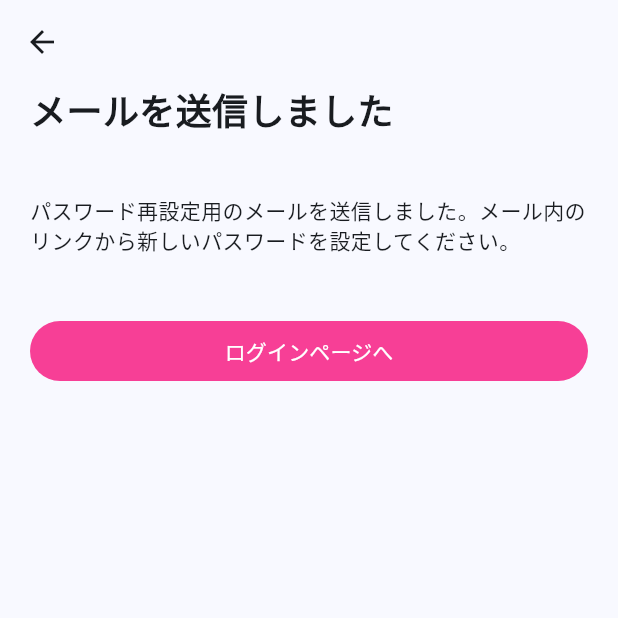
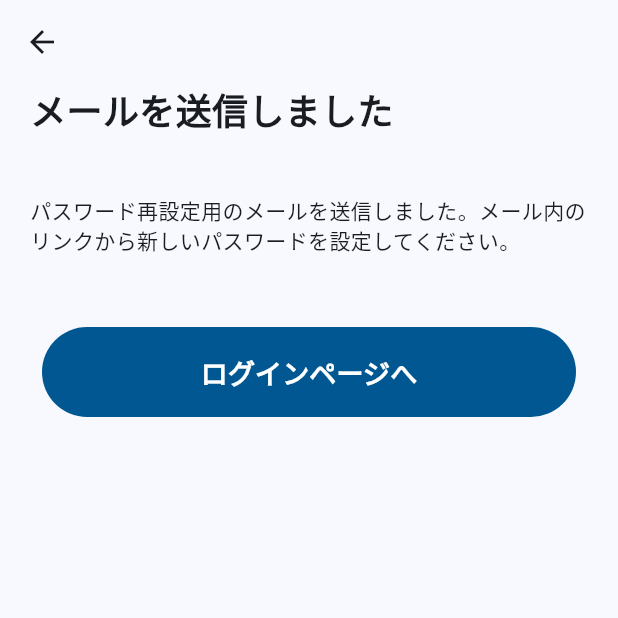
Before and after one commit to Mayumi-Nakabayashi/withTone, a Flutter app: the PasswordReissuePage screen opened by its route, after a tap on "送信する", on a phone screen of 412 x 824 dp, the top half of it. Run offline on Flutter 3.47's test engine with Material 2 defaults, Android fonts, the phone set to English and light mode, and no system bars.

Commit message:
feat: よく使うボタンを共通化して、パスワード再設定系の画面のボタンを置き換える

```diff
--- /dev/null
+++ b/lib/views/components/primary_button.dart
@@ -0,0 +1,43 @@
+import 'package:flutter/material.dart';
+
+/// アプリ上でよく利用するボタン
+///
+/// ButtonBar とは分けた方が良いかもだが、一旦このまま共通化する
+class PrimaryButton extends StatelessWidget {
+  ///ボタンに表示するラベル文言
+  final String label;
+
+  /// ボタンタップで発火する処理
+  final VoidCallback? onPressed;
+  const PrimaryButton({
+    super.key,
+    required this.label,
+    this.onPressed,
+  });
+
+  final TextStyle _style = const TextStyle(
+    height: 60 / 18,
+    fontWeight: FontWeight.w800,
+    fontSize: 18,
+  );
+
+  @override
+  Widget build(context) {
+    return ButtonBar(
+      alignment: MainAxisAlignment.center,
+      children: [
+        ElevatedButton(
+          style: ElevatedButton.styleFrom(
+            fixedSize: const Size.fromWidth(double.maxFinite),
+            backgroundColor: const Color(0xff005792),
+            foregroundColor: const Color(0xffffffff),
+            surfaceTintColor: const Color(0xff005792),
+            elevation: 0,
+          ),
+          onPressed: onPressed,
+          child: Text(label, style: _style),
+        ),
+      ],
+    );
+  }
+}
--- a/lib/views/pages/password_reissue/password_reissue_page.dart
+++ b/lib/views/pages/password_reissue/password_reissue_page.dart
@@ -1,4 +1,5 @@
 import 'package:flutter/material.dart';
+import 'package:withtone/views/components/primary_button.dart';
 import 'package:withtone/views/pages/password_reissue_confirm/password_reissue_confirm_page.dart';
 
 /// パスワード再発行依頼を送信するページ
@@ -58,21 +59,12 @@ class _PasswordReissuePageState extends State<PasswordReissuePage> {
                 },
               ),
               const SizedBox(height: 40), // 適当な余白
-              SizedBox(
-                width: double.infinity,
-                child: ElevatedButton(
-                    style: ElevatedButton.styleFrom(
-                      fixedSize: const Size.fromWidth(double.maxFinite),
-                      backgroundColor: const Color(0xFFF73F96),
-                      foregroundColor: const Color(0xffffffff),
-                      surfaceTintColor: const Color(0xFFF73F96),
-                      elevation: 0,
-                    ),
-                    onPressed: () => Navigator.pushNamed(
-                          context,
-                          PasswordReissueConfirmPage.path,
-                        ),
-                    child: const Text('送信する')),
+              PrimaryButton(
+                label: '送信する',
+                onPressed: () => Navigator.pushNamed(
+                  context,
+                  PasswordReissueConfirmPage.path,
+                ),
               ),
             ],
           ),
--- a/lib/views/pages/password_reissue_confirm/password_reissue_confirm_page.dart
+++ b/lib/views/pages/password_reissue_confirm/password_reissue_confirm_page.dart
@@ -1,4 +1,5 @@
 import 'package:flutter/material.dart';
+import 'package:withtone/views/components/primary_button.dart';
 import 'package:withtone/views/pages/intro/intro_page.dart';
 
 /// パスワード再発送信後に表示するページ
@@ -39,23 +40,13 @@ class _PasswordReissueConfirmPageState
               ),
             ),
             const SizedBox(height: 40), // 適当な余白
-
-            SizedBox(
-              width: double.infinity,
-              child: ElevatedButton(
-                  style: ElevatedButton.styleFrom(
-                    fixedSize: const Size.fromWidth(double.maxFinite),
-                    backgroundColor: const Color(0xFFF73F96),
-                    foregroundColor: const Color(0xffffffff),
-                    surfaceTintColor: const Color(0xFFF73F96),
-                    elevation: 0,
-                  ),
-                  onPressed: () => Navigator.pushNamed(
-                        context,
-                        IntroPage.path,
-                        arguments: IntroPageArguments(showModal: true),
-                      ),
-                  child: const Text('ログインページへ')),
+            PrimaryButton(
+              label: 'ログインページへ',
+              onPressed: () => Navigator.pushNamed(
+                context,
+                IntroPage.path,
+                arguments: IntroPageArguments(showModal: true),
+              ),
             ),
           ],
         ),
```
